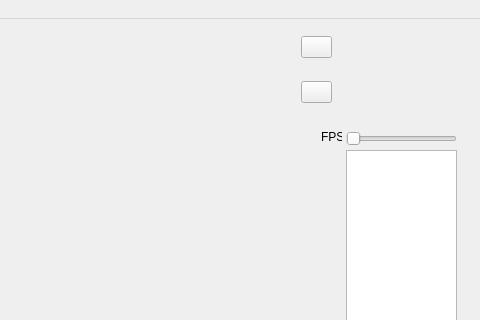
C2-YK/a8-sprite-editor-f21-FredZ-U, file viewer.ui: the form before one commit; both pictures show x 449 to 929 and y 0 to 320 of the 929 by 589 pixel window.
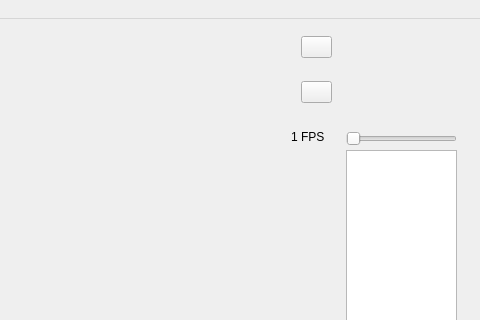
The form after the commit. Icons and pictures are not drawn.

Commit message: Adjust Label show FPS rate

Diff of the .ui file:
```diff
--- a/viewer.ui
+++ b/viewer.ui
@@ -135,14 +135,14 @@
    <widget class="QLabel" name="FPSLabel">
     <property name="geometry">
      <rect>
-      <x>770</x>
+      <x>740</x>
       <y>110</y>
-      <width>21</width>
+      <width>51</width>
       <height>16</height>
      </rect>
     </property>
     <property name="text">
-     <string>FPS:</string>
+     <string>1 FPS</string>
     </property>
    </widget>
    <widget class="QLabel" name="animateLabel">
```
Left out of the diff: 3 changed lines with no effect on the pictures. The commit also changes 2 other files.
